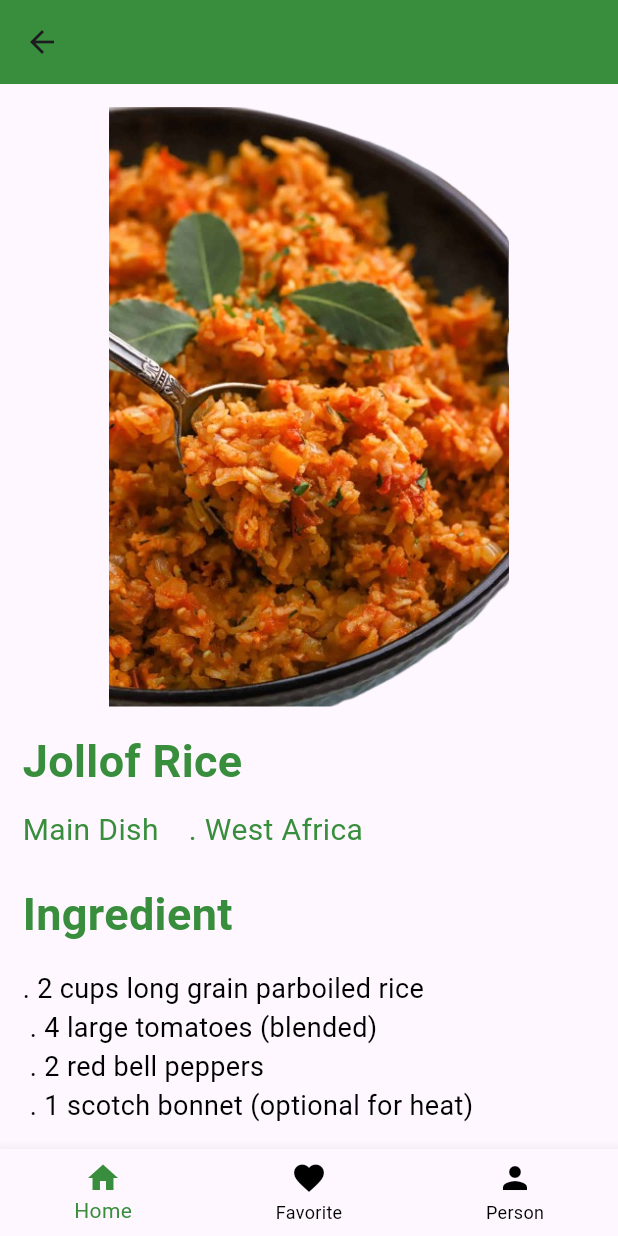
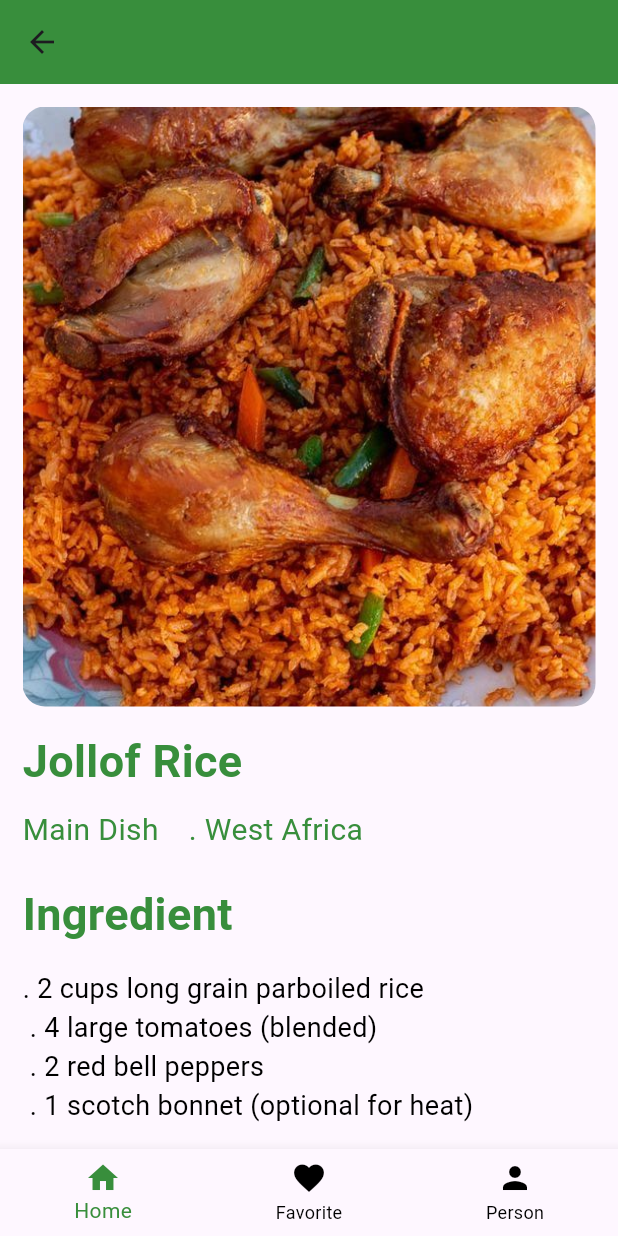
Before and after one commit to HorlahTech/meal-recipe, a Flutter app: the HomeScreen screen opened directly, on a phone screen of 412 x 824 dp. Run offline on Flutter 3.47's test engine with Material 3 defaults, Android fonts, the phone set to English and light mode, and no system bars.

Commit message:
latest update

```diff
--- a/lib/details_screen.dart
+++ b/lib/details_screen.dart
@@ -34,14 +34,18 @@ class _HomeScreenState extends State<HomeScreen> {
               children: [
                 Container(
                   height: 400,
-                  width: double.infinity,
+                  width: double.maxFinite,
                   clipBehavior: Clip.antiAlias,
                   decoration: BoxDecoration(
                     borderRadius: BorderRadius.vertical(
                       top: Radius.circular(15),
+                      bottom: Radius.circular(15),
                     ),
                   ),
-                  child: Image.asset('asset/jollof.png'),
+                  child: Image.asset(
+                    'asset/nija jollof.jpeg',
+                    fit: BoxFit.cover,
+                  ),
                 ),
                 SizedBox(height: 15),
                 Text(
```
